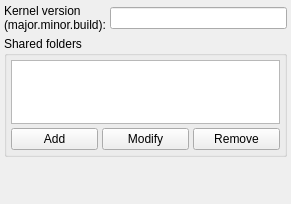
First picture: the form in Src.QT/emuone-hades/kernel/KernelEditor.ui, repository akapustiatyahoocouk/EmuOne, before the edit.
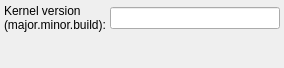
Second picture: the form after the edit. Icons and pictures are not drawn.

Diff of the .ui file:
```diff
--- a/Src.QT/emuone-hades/kernel/KernelEditor.ui
+++ b/Src.QT/emuone-hades/kernel/KernelEditor.ui
@@ -6,8 +6,8 @@
    <rect>
     <x>0</x>
     <y>0</y>
-    <width>291</width>
-    <height>204</height>
+    <width>284</width>
+    <height>68</height>
    </rect>
   </property>
   <property name="windowTitle">
@@ -29,15 +29,7 @@
    <property name="spacing">
     <number>4</number>
    </property>
-   <item row="0" column="0">
-    <widget class="QLabel" name="kernelVersionLavel">
-     <property name="text">
-      <string>Kernel version
-(major.minor.build):</string>
-     </property>
-    </widget>
-   </item>
-   <item row="2" column="0" colspan="2">
+   <item row="1" column="0" colspan="2">
     <spacer name="verticalSpacer">
      <property name="orientation">
       <enum>Qt::Orientation::Vertical</enum>
@@ -53,77 +45,12 @@
    <item row="0" column="1">
     <widget class="QLineEdit" name="kernelVersionLneEdit"/>
    </item>
-   <item row="1" column="0" colspan="2">
-    <widget class="QGroupBox" name="sharedFoldersGroupBox">
-     <property name="title">
-      <string>Shared folders</string>
+   <item row="0" column="0">
+    <widget class="QLabel" name="kernelVersionLavel">
+     <property name="text">
+      <string>Kernel version
+(major.minor.build):</string>
      </property>
-     <layout class="QGridLayout" name="gridLayout_2">
-      <property name="leftMargin">
-       <number>4</number>
-      </property>
-      <property name="topMargin">
-       <number>4</number>
-      </property>
-      <property name="rightMargin">
-       <number>4</number>
-      </property>
-      <property name="bottomMargin">
-       <number>4</number>
-      </property>
-      <property name="spacing">
-       <number>4</number>
-      </property>
-      <item row="1" column="1">
-       <widget class="QPushButton" name="modifySharedFolderPoushButton">
-        <property name="text">
-         <string>Modify</string>
-        </property>
-        <property name="icon">
-         <iconset resource="../emuone-hades.qrc">
-          <normaloff>:/emuone-hades/Resources/Images/Actions/ModifySmall.png</normaloff>:/emuone-hades/Resources/Images/Actions/ModifySmall.png</iconset>
-        </property>
-       </widget>
-      </item>
-      <item row="1" column="0">
-       <widget class="QPushButton" name="addSharedFolderPushButton">
-        <property name="text">
-         <string>Add</string>
-        </property>
-        <property name="icon">
-         <iconset resource="../emuone-hades.qrc">
-          <normaloff>:/emuone-hades/Resources/Images/Actions/AddSmall.png</normaloff>:/emuone-hades/Resources/Images/Actions/AddSmall.png</iconset>
-        </property>
-       </widget>
-      </item>
-      <item row="1" column="2">
-       <widget class="QPushButton" name="removeSharedFolderPushButton">
-        <property name="text">
-         <string>Remove</string>
-        </property>
-        <property name="icon">
-         <iconset resource="../emuone-hades.qrc">
-          <normaloff>:/emuone-hades/Resources/Images/Actions/RemoveSmall.png</normaloff>:/emuone-hades/Resources/Images/Actions/RemoveSmall.png</iconset>
-        </property>
-       </widget>
-      </item>
-      <item row="0" column="0" colspan="3">
-       <widget class="QListWidget" name="sharedFoldersListWidget">
-        <property name="minimumSize">
-         <size>
-          <width>0</width>
-          <height>64</height>
-         </size>
-        </property>
-        <property name="maximumSize">
-         <size>
-          <width>16777215</width>
-          <height>64</height>
-         </size>
-        </property>
-       </widget>
-      </item>
-     </layout>
     </widget>
    </item>
   </layout>
```
Left out of the diff: 68 changed lines with no effect on the pictures.
